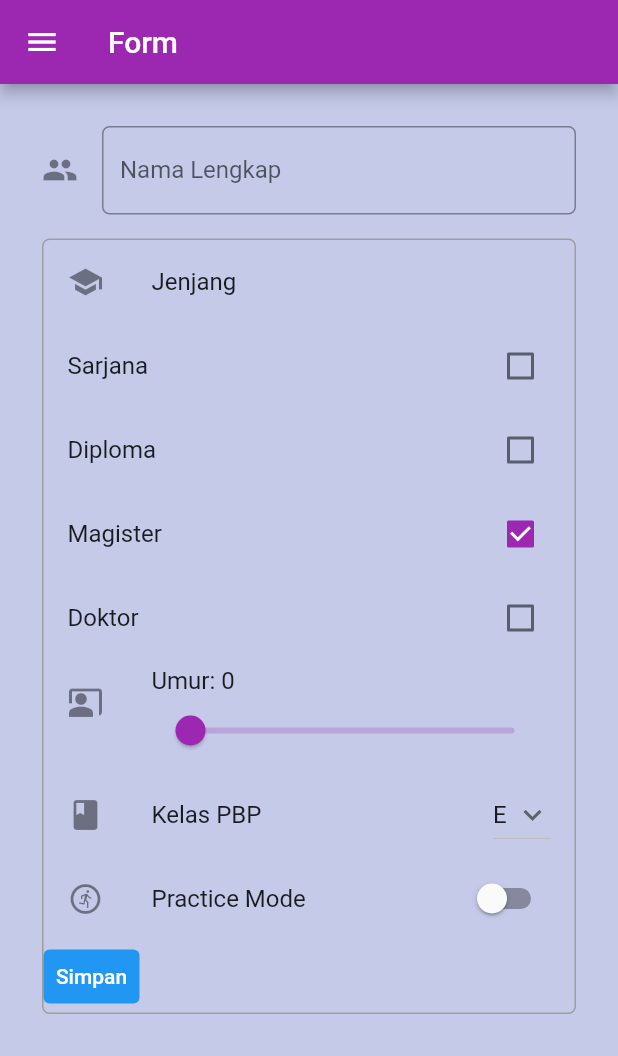
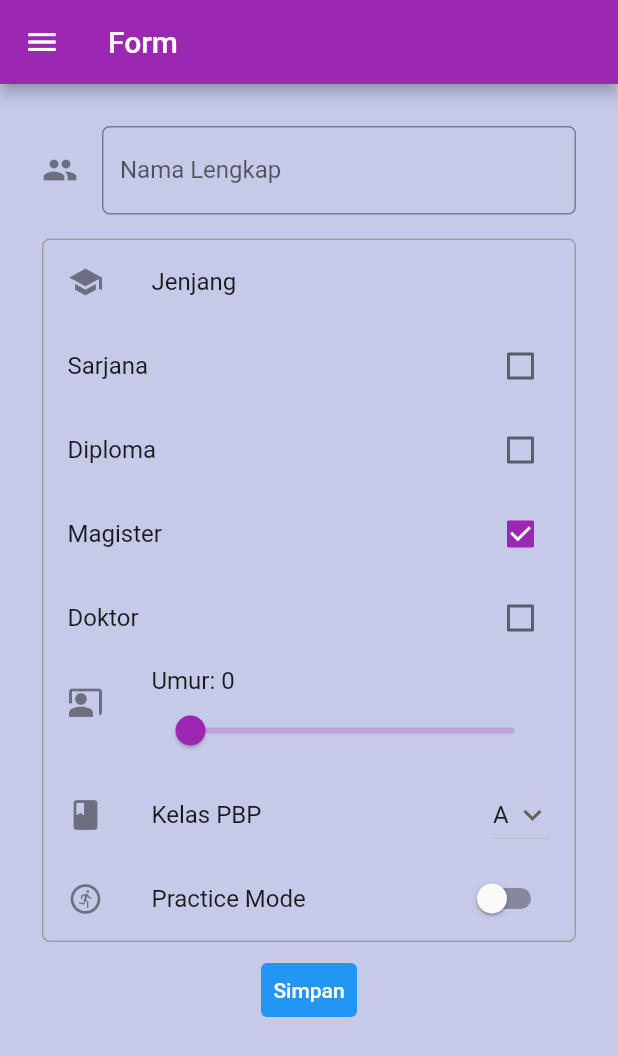
Before and after one commit to caralmira/pbp-flutter-tutorial, a Flutter app: the MyFormPage screen opened directly, after a tap on "Magister", on a phone screen of 412 x 824 dp. Shown: the top 1056 px of the screen. Run offline on Flutter 3.47's test engine with Material 2 defaults, Android fonts, the phone set to English and light mode, and no system bars.

Commit message:
Tutorial 7

```diff
--- a/lib/form.dart
+++ b/lib/form.dart
@@ -1,6 +1,7 @@
 import 'package:pbpflutter/main.dart';
 import 'package:flutter/material.dart';
 import 'package:flutter/src/material/colors.dart';
+import 'main.dart';
 
 class MyFormPage extends StatefulWidget {
   const MyFormPage({super.key});
@@ -17,7 +18,7 @@ class _MyFormPageState extends State<MyFormPage> {
   bool jenjangMagister = false;
   bool jenjangDoktor = false;
   double umur = 0;
-    String kelasPBP = 'E';
+  String kelasPBP = 'A';
   List<String> listKelasPBP = ['A', 'B', 'C', 'D', 'E', 'F', 'KI'];
   bool _nilaiSwitch = false;
 
@@ -27,7 +28,6 @@ class _MyFormPageState extends State<MyFormPage> {
       appBar: AppBar(
         title: Text('Form'),
       ),
-        // Menambahkan drawer menu
       drawer: Drawer(
         child: Column(
           children: [
@@ -63,6 +63,7 @@ class _MyFormPageState extends State<MyFormPage> {
             child: Column(
               children: [
                 Padding(
+                  // Menggunakan padding sebesar 8 pixels
                   padding: const EdgeInsets.all(8.0),
                   child: TextFormField(
                     decoration: InputDecoration(
@@ -75,19 +76,19 @@ class _MyFormPageState extends State<MyFormPage> {
                         borderRadius: BorderRadius.circular(5.0),
                       ),
                     ),
-                                    // menambahkan behavior saat nama diketik
+                    // Menambahkan behavior saat nama diketik
                     onChanged: (String? value) {
                       setState(() {
                         _namaLengkap = value!;
                       });
                     },
-                                    // menambahkan behavior saat data disimpan
+                    // Menambahkan behavior saat data disimpan
                     onSaved: (String? value) {
                       setState(() {
                         _namaLengkap = value!;
                       });
                     },
-                                    // validator
+                    // Validator sebagai validasi form
                     validator: (String? value) {
                       if (value == null || value.isEmpty) {
                         return 'Nama lengkap tidak boleh kosong!';
@@ -106,17 +107,18 @@ class _MyFormPageState extends State<MyFormPage> {
                     crossAxisAlignment: CrossAxisAlignment.start,
                     children: [
                       const ListTile(
-                                            leading:  Icon(Icons.school),
+                        leading: Icon(Icons.school),
                         title: Text("Jenjang"),
                       ),
                       CheckboxListTile(
                         title: const Text('Sarjana'),
                         value: jenjangSarjana,
-                                            onChanged: (bool ? value) {
+                        onChanged: (bool? value) {
                           setState(() {
                             jenjangSarjana = value!;
                             if (value) {
-                                                        jenjangMagister = jenjangDiploma = jenjangDoktor = false;
+                              jenjangMagister =
+                                  jenjangDiploma = jenjangDoktor = false;
                             }
                           });
                         },
@@ -124,11 +126,12 @@ class _MyFormPageState extends State<MyFormPage> {
                       CheckboxListTile(
                         title: const Text('Diploma'),
                         value: jenjangDiploma,
-                                            onChanged: (bool ? value) {
+                        onChanged: (bool? value) {
                           setState(() {
                             jenjangDiploma = value!;
                             if (value) {
-                                                        jenjangMagister = jenjangSarjana = jenjangDoktor = false;
+                              jenjangMagister =
+                                  jenjangSarjana = jenjangDoktor = false;
                             }
                           });
                         },
@@ -136,11 +139,12 @@ class _MyFormPageState extends State<MyFormPage> {
                       CheckboxListTile(
                         title: const Text('Magister'),
                         value: jenjangMagister,
-                                            onChanged: (bool ? value) {
+                        onChanged: (bool? value) {
                           setState(() {
                             jenjangMagister = value!;
                             if (value) {
-                                                        jenjangSarjana = jenjangDiploma = jenjangDoktor = false;
+                              jenjangDiploma =
+                                  jenjangSarjana = jenjangDoktor = false;
                             }
                           });
                         },
@@ -148,11 +152,12 @@ class _MyFormPageState extends State<MyFormPage> {
                       CheckboxListTile(
                         title: const Text('Doktor'),
                         value: jenjangDoktor,
-                                            onChanged: (bool ? value) {
+                        onChanged: (bool? value) {
                           setState(() {
                             jenjangDoktor = value!;
                             if (value) {
-                                                        jenjangMagister = jenjangDiploma = jenjangSarjana = false;
+                              jenjangMagister =
+                                  jenjangSarjana = jenjangDiploma = false;
                             }
                           });
                         },
@@ -207,18 +212,21 @@ class _MyFormPageState extends State<MyFormPage> {
                         },
                         secondary: const Icon(Icons.run_circle_outlined),
                       ),
+                    ],
+                  ),
+                ),
                 TextButton(
+                  style: ButtonStyle(
+                    backgroundColor: MaterialStateProperty.all(Colors.blue),
+                  ),
                   child: const Text(
                     "Simpan",
                     style: TextStyle(color: Colors.white),
                   ),
-                                            style: ButtonStyle(
-                                                backgroundColor: MaterialStateProperty.all(Colors.blue),
-                                            ),
                   onPressed: () {
                     if (_formKey.currentState!.validate()) {
                       showDialog(
-                                                        context: context;
+                        context: context,
                         builder: (context) {
                           return Dialog(
                             shape: RoundedRectangleBorder(
@@ -227,17 +235,22 @@ class _MyFormPageState extends State<MyFormPage> {
                             elevation: 15,
                             child: Container(
                               child: ListView(
-                                                                        padding: const EdgeInsets.only(top: 20, bottom: 20),
+                                padding:
+                                    const EdgeInsets.only(top: 20, bottom: 20),
                                 shrinkWrap: true,
-                                                                        children: <Widget> [
-                                                                            Center(child: const Text('Informasi Data')),
-                                                                            SizedBox(height: 20),
+                                children: <Widget>[
+                                  const Center(child: Text('Informasi Data')),
+                                  const SizedBox(height: 20),
                                   // TODO: Munculkan informasi yang didapat dari form
                                   Center(child: Text('Nama: $_namaLengkap')),
-                                                                            Center(child: Text('Jenjang: ${jenjangSarjana ? 'Sarjana' : ''}${jenjangDiploma ? 'Diploma' : ''}${jenjangMagister ? 'Magister' : ''}${jenjangDoktor ? 'Doktor' : ''}')),
+                                  Center(
+                                      child: Text(
+                                          'Jenjang: ${jenjangSarjana ? 'Sarjana' : ''}${jenjangDiploma ? 'Diploma' : ''}${jenjangMagister ? 'Magister' : ''}${jenjangDoktor ? 'Doktor' : ''}')),
                                   Center(child: Text('Umur: ${umur.round()}')),
                                   Center(child: Text('Kelas PBP: $kelasPBP')),
-                                                                            Center(child: Text('Practice Mode: $_nilaiSwitch')),
+                                  Center(
+                                      child:
+                                          Text('Practice Mode: $_nilaiSwitch')),
                                   TextButton(
                                     onPressed: () {
                                       Navigator.pop(context);
@@ -256,9 +269,6 @@ class _MyFormPageState extends State<MyFormPage> {
               ],
             ),
           ),
-                                ],
-                            ),
-                        ),
         ),
       ),
     );
```
Lines whose indentation alone changed are shown as unchanged.
